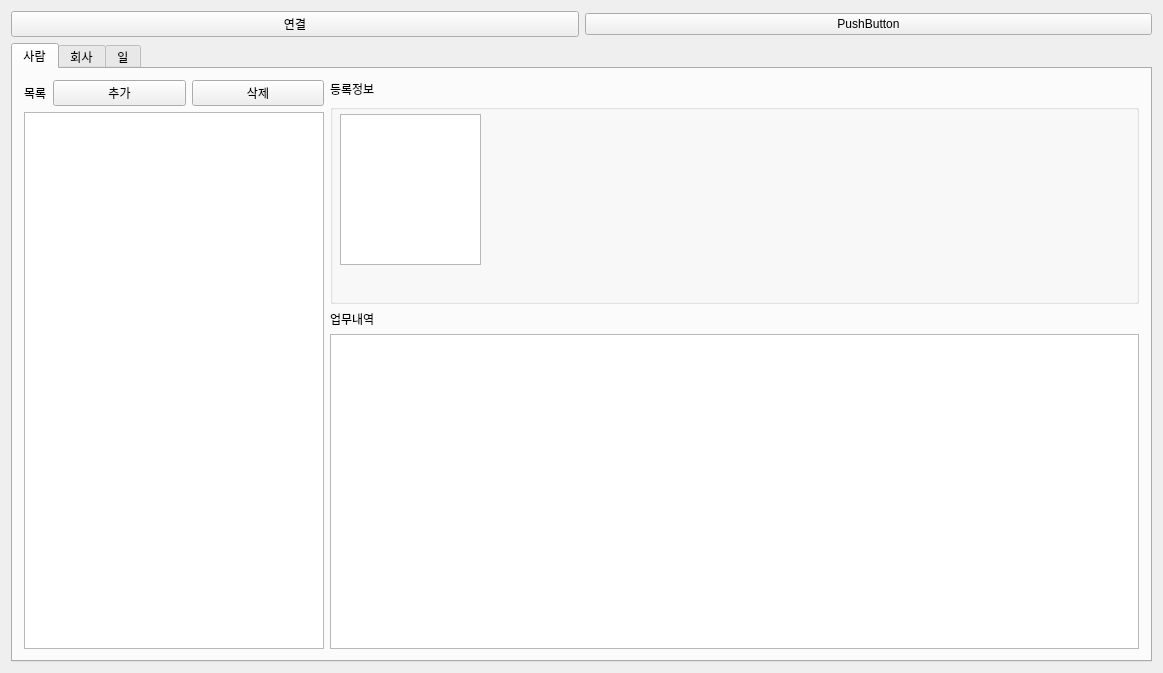
Before: the Qt Designer form src/mainwindow.ui in Hyuntae-Lee/HuResMgr, drawn with Qt 5.
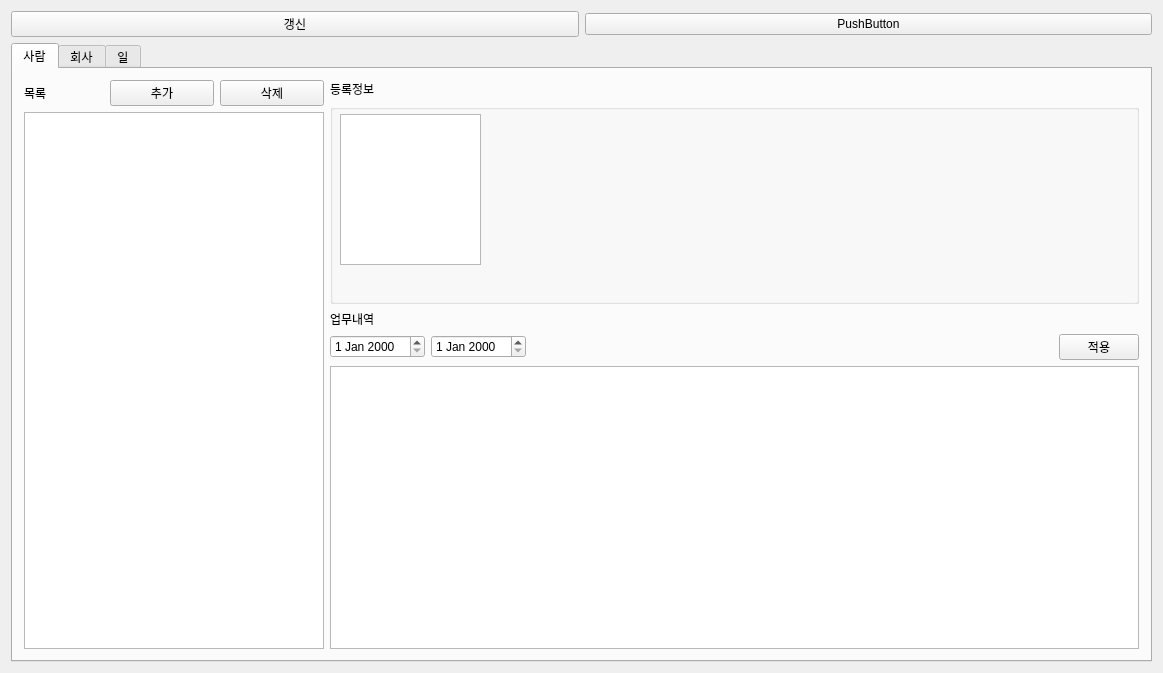
After: the same form once the commit is applied. The open tabs and pages were chosen to show the change.

Patch:
```diff
--- a/src/mainwindow.ui
+++ b/src/mainwindow.ui
@@ -26,7 +26,7 @@
       <item>
        <widget class="QPushButton" name="pushButton_connectDB">
         <property name="text">
-         <string>연결</string>
+         <string>갱신</string>
         </property>
        </widget>
       </item>
@@ -66,7 +66,7 @@
               </property>
               <property name="minimumSize">
                <size>
-                <width>0</width>
+                <width>80</width>
                 <height>0</height>
                </size>
               </property>
@@ -223,6 +223,42 @@
             </property>
            </widget>
           </item>
+          <item>
+           <layout class="QHBoxLayout" name="horizontalLayout_10">
+            <item>
+             <widget class="QDateEdit" name="dateEdit_worker_from"/>
+            </item>
+            <item>
+             <widget class="QDateEdit" name="dateEdit_worker_to"/>
+            </item>
+            <item>
+             <spacer name="horizontalSpacer_4">
+              <property name="orientation">
+               <enum>Qt::Horizontal</enum>
+              </property>
+              <property name="sizeHint" stdset="0">
+               <size>
+                <width>40</width>
+                <height>20</height>
+               </size>
+              </property>
+             </spacer>
+            </item>
+            <item>
+             <widget class="QPushButton" name="pushButton_refreshJobListForWorker">
+              <property name="minimumSize">
+               <size>
+                <width>80</width>
+                <height>0</height>
+               </size>
+              </property>
+              <property name="text">
+               <string>적용</string>
+              </property>
+             </widget>
+            </item>
+           </layout>
+          </item>
           <item>
            <widget class="QTableView" name="tableView_jobListForWorker">
             <attribute name="horizontalHeaderStretchLastSection">
```
Left out of the diff: 74 changed lines with no effect on the pictures.
